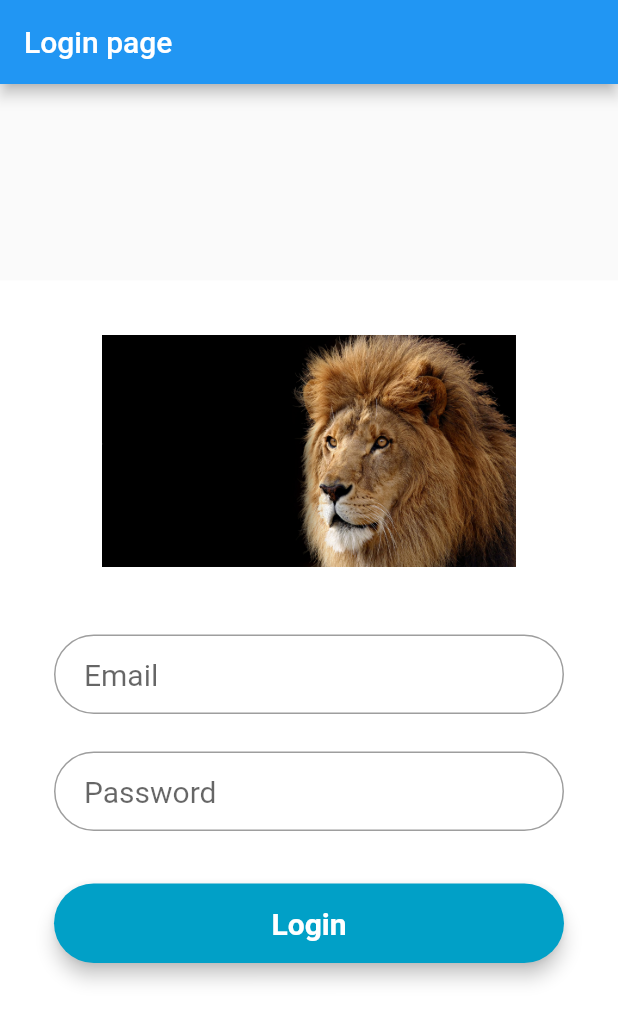
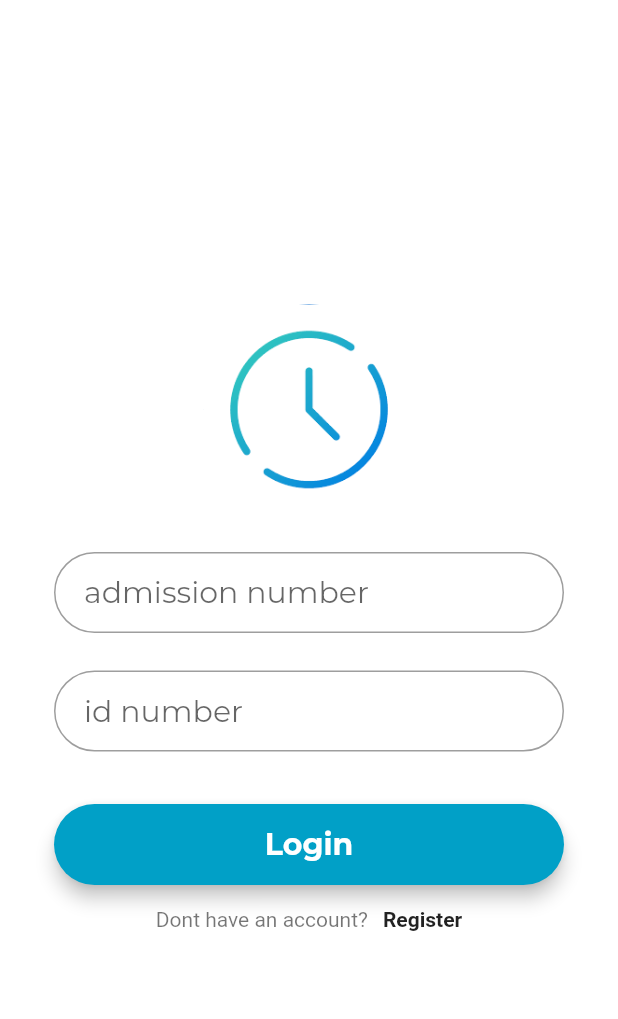
Before and after one commit to musumbidenis/timetable-app, a Flutter app: the screen it shows after launch, on a phone screen of 412 x 824 dp. Shown: the top 1019 px of the screen. Run offline on Flutter 3.47's test engine with Material 2 defaults, Android fonts, the phone set to English and light mode, and no system bars.

Commit message:
login page UI created

```diff
--- a/lib/Pages/login.dart
+++ b/lib/Pages/login.dart
@@ -1,3 +1,4 @@
+
 import 'package:flutter/material.dart';
 import 'package:timetable/Pages/register.dart';
 
@@ -8,25 +9,30 @@ class Login extends StatefulWidget {
 
 class _LoginState extends State<Login> {
 
-TextStyle style = TextStyle(fontFamily: 'Montserrat', fontSize: 20.0);
+TextStyle style = TextStyle(fontFamily: "Montserrat", fontSize: 20.0);
 
   @override
   Widget build(BuildContext context) {
+    final hero = CircleAvatar(
+      child: Image.asset("assets/hero.png"),
+      radius: 70.0,
+    );
 
     final emailField = TextField(
       obscureText: false,
       style: style,
       decoration: InputDecoration(
       contentPadding: EdgeInsets.fromLTRB(20.0, 15.0, 20.0, 15.0),
-          hintText: "Email",
+      hintText: "admission number",
       border:OutlineInputBorder(borderRadius: BorderRadius.circular(32.0))),
     );
+
     final passwordField = TextField(
       obscureText: true,
       style: style,
       decoration: InputDecoration(
       contentPadding: EdgeInsets.fromLTRB(20.0, 15.0, 20.0, 15.0),
-        hintText: "Password",
+      hintText: "id number",
       border:OutlineInputBorder(borderRadius: BorderRadius.circular(32.0))),
     );
 
@@ -37,25 +43,33 @@ TextStyle style = TextStyle(fontFamily: 'Montserrat', fontSize: 20.0);
       child: MaterialButton(
       minWidth: MediaQuery.of(context).size.width,
       padding: EdgeInsets.fromLTRB(20.0, 15.0, 20.0, 15.0),
-        onPressed: () {
-          Navigator.push(context, MaterialPageRoute(
-            builder: (context) => Register()));
-        },
+      onPressed: () {},
       child: Text("Login",
       textAlign: TextAlign.center,
       style: style.copyWith(
       color: Colors.white, fontWeight: FontWeight.bold)),
       ),
     );
+    final registerlabel = Row(
+      crossAxisAlignment: CrossAxisAlignment.center,
+      mainAxisAlignment: MainAxisAlignment.center,
+      children: <Widget>[
+        Text("Dont have an account?", style: TextStyle(color: Colors.black54),),
+        SizedBox(width: 10.0),
+        GestureDetector(
+          child: Text("Register", style: TextStyle(fontWeight: FontWeight.bold),),
+          onTap: () {
+        Navigator.push(context, MaterialPageRoute(
+          builder: (context) => Register()));
+          },
+        ),
+      ],
+    );
 
   return Scaffold(
-      appBar: AppBar(
-        backgroundColor: Colors.blue,
-        title: Text("Login page"),
-      ),
+    backgroundColor: Colors.white,
     body: Center(
     child: Container(
-      color: Colors.white,
     child: Padding(
     padding: const EdgeInsets.all(36.0),
     child: SingleChildScrollView(
@@ -63,30 +77,18 @@ TextStyle style = TextStyle(fontFamily: 'Montserrat', fontSize: 20.0);
       crossAxisAlignment: CrossAxisAlignment.center,
       mainAxisAlignment: MainAxisAlignment.center,
       children: <Widget>[
-            SizedBox(
-              height: 155.0,
-              child: Image.asset(
-                "assets/logo.png",
-              fit: BoxFit.contain,
-            ),
-           ),
-            SizedBox(height: 45.0),
+          hero,
+        SizedBox(height: 25.0),
           emailField,
         SizedBox(height: 25.0),
           passwordField,
-            SizedBox(
-              height: 35.0,
-            ),
+        SizedBox(height: 35.0),
           loginButon,
-            SizedBox(
-              height: 15.0,
-            ),
+        SizedBox(height: 15.0),
+        registerlabel,
       ],
     ),
   ),
-      ),
-      ),
-      ),
-      );
+),),),);
   }
 }
```
Also changed, not shown: pubspec.yaml (+4 -4 lines), assets/hero.png (added), fonts/Montserrat-ExtraLight.ttf (added). Lines whose indentation alone changed are shown as unchanged.
